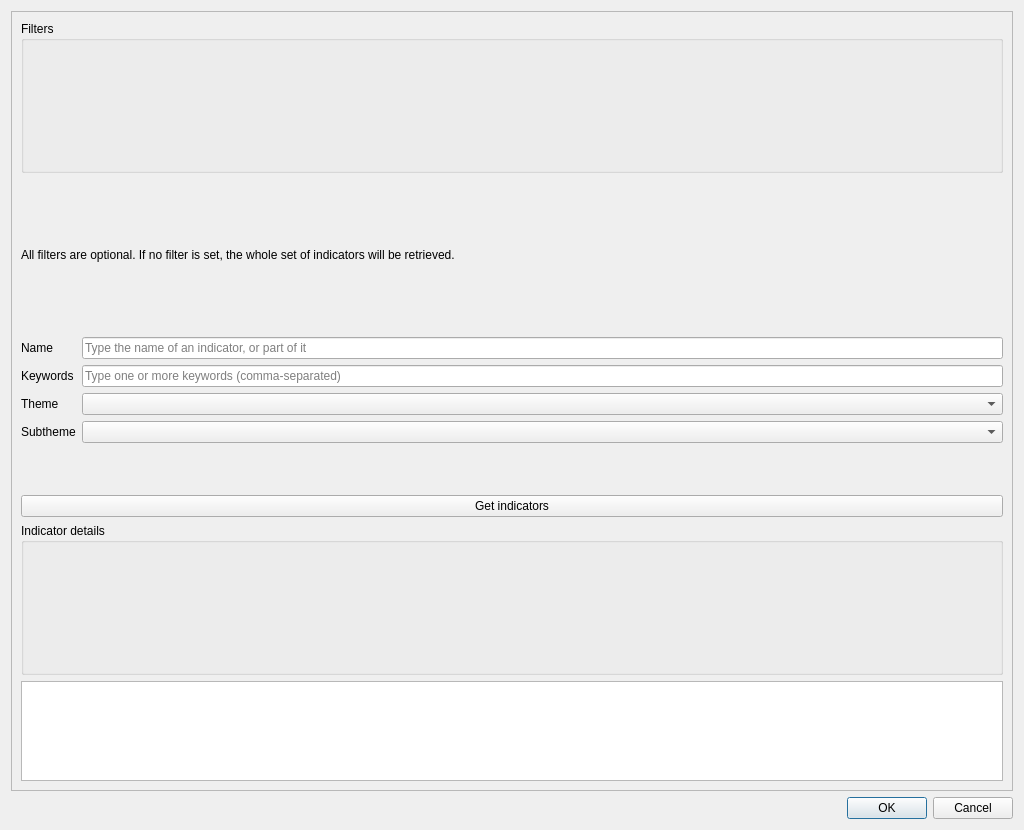
Qt form svir/ui/ui_select_sv_variables.ui (gem/oq-irmt-qgis) before a commit.
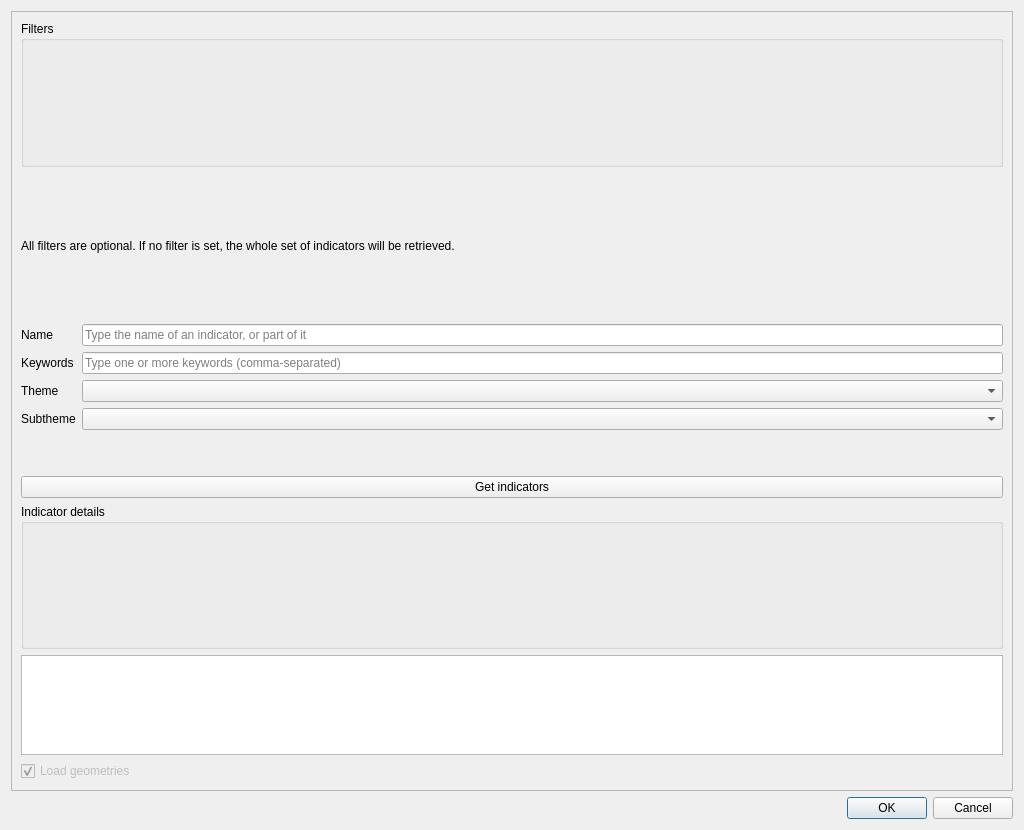
The same form after that commit.

Commit message: Experiment to keep data and geometries in separate (but joined) layers

```diff
--- a/svir/ui/ui_select_sv_variables.ui
+++ b/svir/ui/ui_select_sv_variables.ui
@@ -151,6 +151,19 @@
            </property>
           </widget>
          </item>
+         <item>
+          <widget class="QCheckBox" name="load_geometries_chk">
+           <property name="enabled">
+            <bool>false</bool>
+           </property>
+           <property name="text">
+            <string>Load geometries</string>
+           </property>
+           <property name="checked">
+            <bool>true</bool>
+           </property>
+          </widget>
+         </item>
         </layout>
        </item>
       </layout>
```
Left out of the diff: 6 changed lines with no effect on the pictures. The commit also changes 1 other file.
